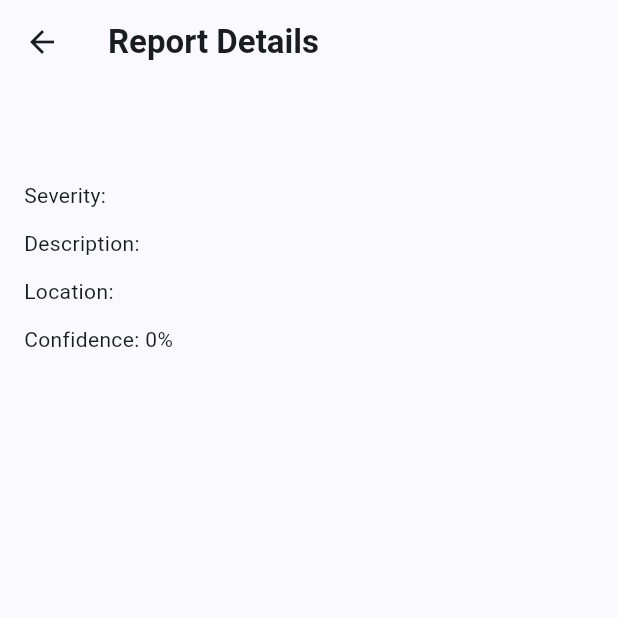
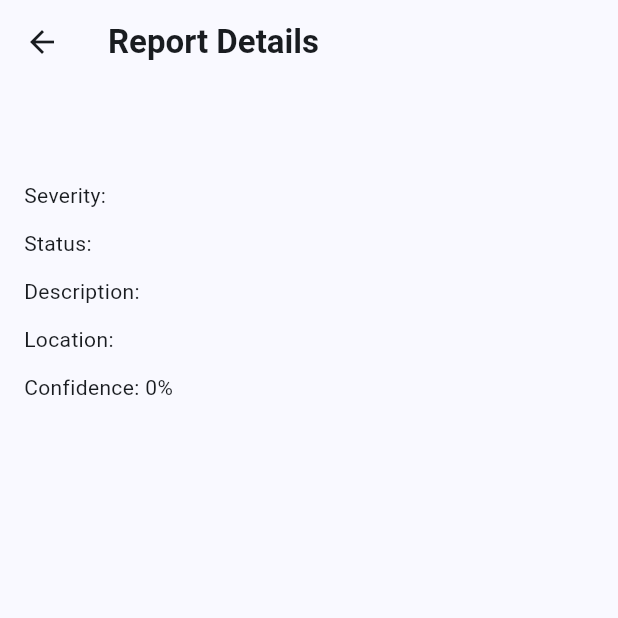
Before and after one commit to Hoor-a-aina/fix_my_city, a Flutter app: the ReportDetailsScreen screen opened directly with empty values, on a phone screen of 412 x 824 dp, the top half of it. Run offline on Flutter 3.47's test engine with Material 3 defaults, Android fonts, the phone set to English and light mode, and no system bars; our stand-ins replace image_picker.

Commit message:
Add report status

```diff
--- a/lib/main.dart
+++ b/lib/main.dart
@@ -4,16 +4,19 @@ import 'package:image_picker/image_picker.dart';
 
 // Represents the structured result returned by the AI analysis.
 class ReportAnalysis {
+  final String id;
+  final String status;
   final String category;
   final String severity;
   final String description;
   final double confidence;
   final String location;
-  final String id;
+
 
 
   const ReportAnalysis({
     required this.id,
+    required this.status,
     required this.category,
     required this.severity,
     required this.description,
@@ -101,6 +104,7 @@ class _HomeScreenState extends State<HomeScreen> {
     setState(() {
       _analysisResult = const ReportAnalysis(
         id: 'mock-report-1',
+        status: 'Submitted',
         category: 'Pothole',
         severity: 'High',
         description: 'A large pothole is present on the road surface.',
@@ -446,6 +450,7 @@ class _EditReportScreenState extends State<EditReportScreen> {
   void _saveChanges() {
     final updatedAnalysis = ReportAnalysis(
       id: widget.analysis.id,
+      status: widget.analysis.status,
       category: _categoryController.text.trim(),
       severity: _severityController.text.trim(),
       description: _descriptionController.text.trim(),
@@ -614,9 +619,21 @@ class MyReportsScreen extends StatelessWidget {
                   );
                 },
                 title: Text(report.category),
-                subtitle: Text(
-                  '${report.severity} • ${report.location}',
+                subtitle: Column(
+                  crossAxisAlignment: CrossAxisAlignment.start,
+                  children: [
+                    Text(
+                      '${report.severity} • ${report.location}',
+                    ),
+                    const SizedBox(height: 6),
+                    Chip(
+                      label: Text(report.status),
+                      visualDensity: VisualDensity.compact,
+                    ),
+                  ],
                 ),
+
+
                 trailing: const Icon(Icons.chevron_right),
               ),
             );
@@ -659,6 +676,8 @@ class ReportDetailsScreen extends StatelessWidget {
             const SizedBox(height: 16),
             Text('Severity: ${report.severity}'),
             const SizedBox(height: 12),
+            Text('Status: ${report.status}'),
+            const SizedBox(height: 12),
             Text('Description: ${report.description}'),
             const SizedBox(height: 12),
             Text('Location: ${report.location}'),
```
